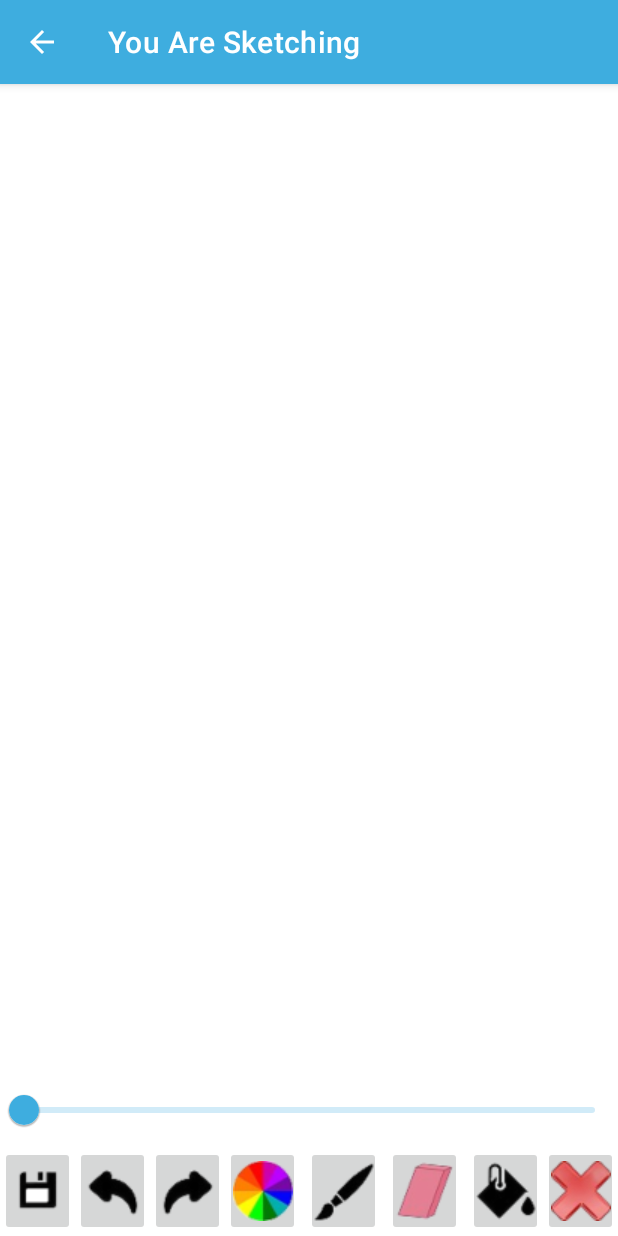
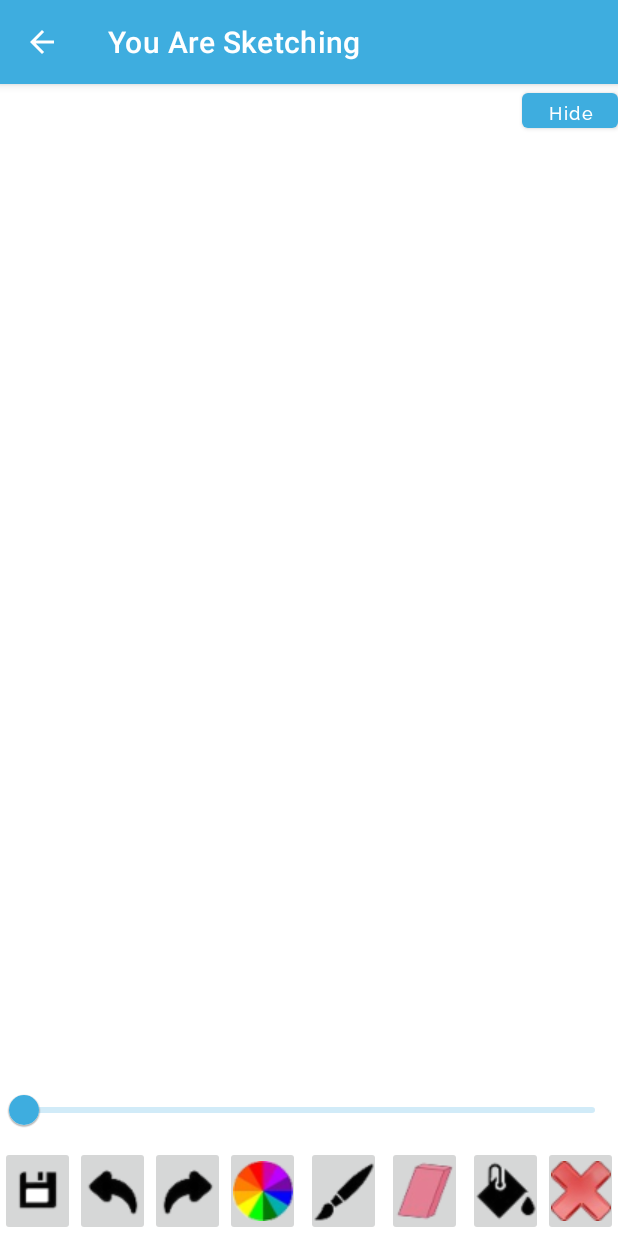
Before and after one commit to danielvnguyen/SketchApp, an Android app: the SketchScreen screen opened directly, with no data from a screen before it, on a phone screen of 412 x 824 dp. Run offline under Robolectric (Android 15) with nearby library versions, the phone set to English and light mode, and no system bars; libraries missing offline, so code that uses them is left out: petrov.kristiyan.colorpicker; Roboto replaces fonts that are not available here.

Commit message:
added hide tools button

```diff
--- a/app/src/main/res/layout/activity_sketch_screen.xml
+++ b/app/src/main/res/layout/activity_sketch_screen.xml
@@ -7,6 +7,17 @@
     android:layout_height="match_parent"
     tools:context=".UI.SketchScreen">
 
+
+    <com.example.sketchapp.Model.DrawView
+        android:id="@+id/draw_view"
+        android:layout_width="wrap_content"
+        android:layout_height="wrap_content"
+        app:layout_constraintBottom_toTopOf="@+id/rangebar"
+        app:layout_constraintEnd_toEndOf="parent"
+        app:layout_constraintHorizontal_bias="0.0"
+        app:layout_constraintStart_toStartOf="parent"
+        app:layout_constraintTop_toTopOf="parent"
+        app:layout_constraintVertical_bias="0.0" />
 
     <ImageButton
         android:id="@+id/undoBtn"
@@ -101,13 +112,16 @@
         tools:ignore="SpeakableTextPresentCheck"
         tools:visibility="visible" />
 
-    <com.example.sketchapp.Model.DrawView
-        android:id="@+id/draw_view"
-        android:layout_width="wrap_content"
-        android:layout_height="0dp"
-        app:layout_constraintBottom_toTopOf="@+id/rangebar"
+    <Button
+        android:id="@+id/hide_btn"
+        android:layout_width="64dp"
+        android:layout_height="35dp"
+        android:fontFamily="@font/raleway_medium"
+        android:text="@string/hide"
+        android:textAllCaps="false"
+        android:textSize="12sp"
         app:layout_constraintEnd_toEndOf="parent"
-        app:layout_constraintStart_toStartOf="parent"
-        app:layout_constraintTop_toTopOf="parent" />
+        app:layout_constraintTop_toTopOf="parent"
+        tools:ignore="TextContrastCheck" />
 
 </androidx.constraintlayout.widget.ConstraintLayout>
--- a/app/src/main/res/values/strings.xml
+++ b/app/src/main/res/values/strings.xml
@@ -32,4 +32,5 @@
         https://www.danielvnguyen.com
     </string>
     <string name="redo">Redo</string>
+    <string name="hide">Hide</string>
 </resources>
```
Also changed, not shown: app/src/main/java/com/example/sketchapp/UI/SketchScreen.java (+35 -2 lines).
